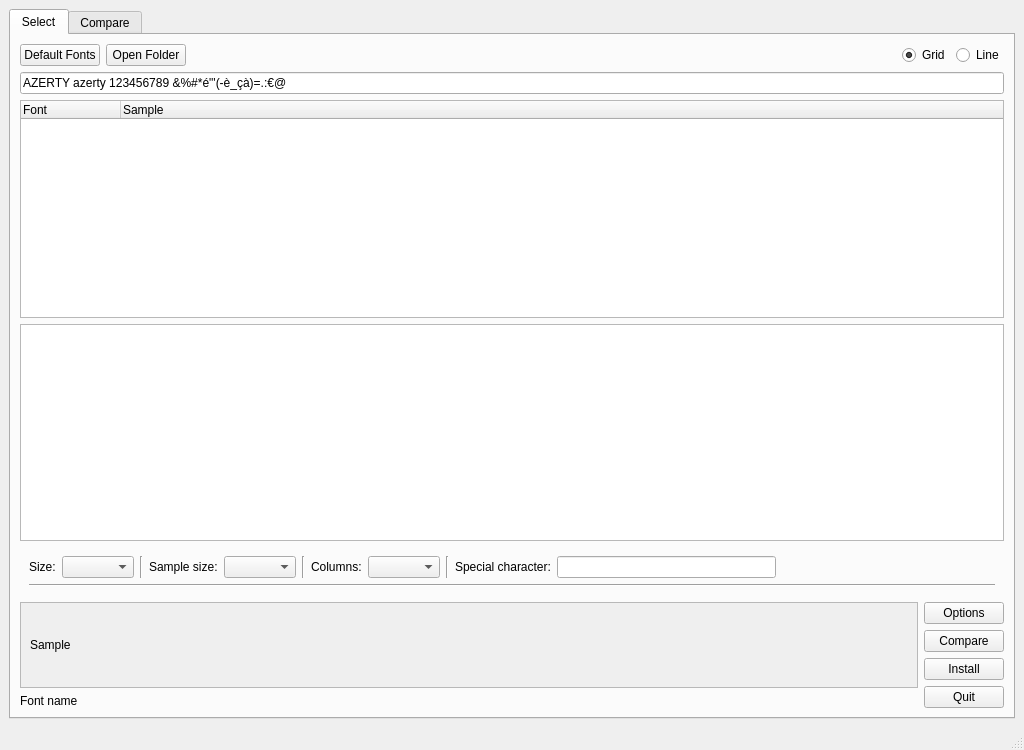
Before: the Qt Designer form mainwindow.ui in lbaudouin/FontInstaller, drawn with Qt 5.
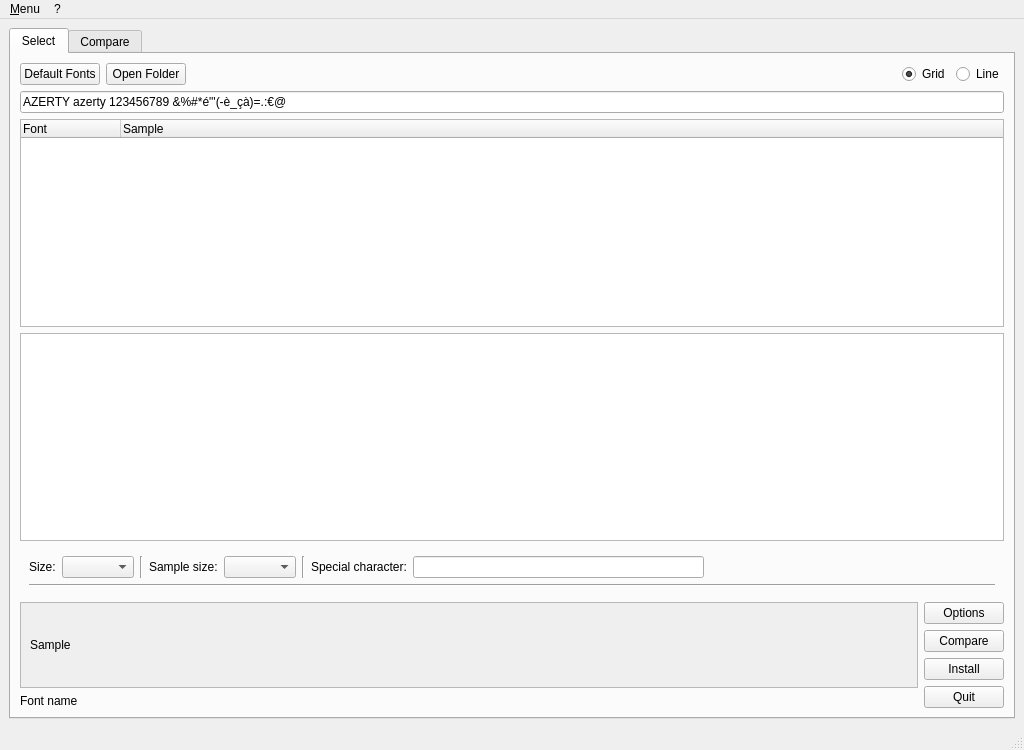
After: the same form once the commit is applied. Icons and pictures are not drawn.

```diff
--- a/mainwindow.ui
+++ b/mainwindow.ui
@@ -176,23 +176,6 @@
                </property>
               </widget>
              </item>
-             <item>
-              <widget class="QLabel" name="labelColumns">
-               <property name="text">
-                <string>Columns:</string>
-               </property>
-              </widget>
-             </item>
-             <item>
-              <widget class="QComboBox" name="comboColumns"/>
-             </item>
-             <item>
-              <widget class="Line" name="line">
-               <property name="orientation">
-                <enum>Qt::Vertical</enum>
-               </property>
-              </widget>
-             </item>
              <item>
               <widget class="QLabel" name="labelNeed">
                <property name="text">
@@ -255,6 +238,12 @@
                <layout class="QHBoxLayout" name="horizontalLayout_2">
                 <item>
                  <widget class="QLabel" name="sample">
+                  <property name="sizePolicy">
+                   <sizepolicy hsizetype="Preferred" vsizetype="Maximum">
+                    <horstretch>0</horstretch>
+                    <verstretch>0</verstretch>
+                   </sizepolicy>
+                  </property>
                   <property name="text">
                    <string>Sample</string>
                   </property>
@@ -391,6 +380,62 @@
    </layout>
   </widget>
   <widget class="QStatusBar" name="statusBar"/>
+  <widget class="QMenuBar" name="menuBar">
+   <property name="geometry">
+    <rect>
+     <x>0</x>
+     <y>0</y>
+     <width>1024</width>
+     <height>25</height>
+    </rect>
+   </property>
+   <widget class="QMenu" name="menuMenu">
+    <property name="title">
+     <string>&amp;Menu</string>
+    </property>
+    <addaction name="action_Default_Fonts"/>
+    <addaction name="action_Open_folder"/>
+    <addaction name="separator"/>
+    <addaction name="action_Quit"/>
+   </widget>
+   <widget class="QMenu" name="menu">
+    <property name="title">
+     <string>?</string>
+    </property>
+    <addaction name="action_About"/>
+   </widget>
+   <addaction name="menuMenu"/>
+   <addaction name="menu"/>
+  </widget>
+  <action name="action_Default_Fonts">
+   <property name="text">
+    <string>&amp;Default Fonts</string>
+   </property>
+   <property name="shortcut">
+    <string>Ctrl+D</string>
+   </property>
+  </action>
+  <action name="action_Open_folder">
+   <property name="text">
+    <string>&amp;Open folder</string>
+   </property>
+   <property name="shortcut">
+    <string>Ctrl+O</string>
+   </property>
+  </action>
+  <action name="action_Quit">
+   <property name="text">
+    <string>&amp;Quit</string>
+   </property>
+   <property name="shortcut">
+    <string>Ctrl+Q</string>
+   </property>
+  </action>
+  <action name="action_About">
+   <property name="text">
+    <string>&amp;About</string>
+   </property>
+  </action>
  </widget>
  <resources>
   <include location="ressources.qrc"/>
```
Left out of the diff: 21 changed lines with no effect on the pictures.
